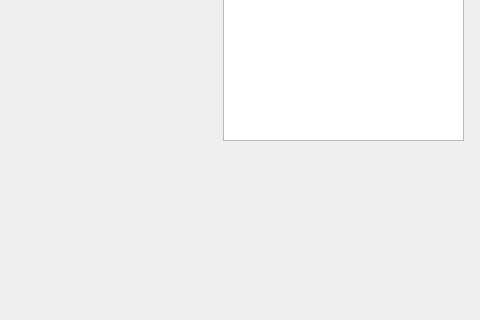
Above: mainwindow.ui from DMITRIYSNEGOV/universal_parser before the change; both pictures show x 517 to 997 and y 400 to 720 of the 997 by 720 pixel window. Below: the same form after it.
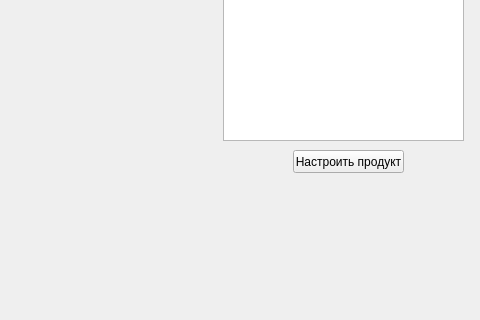
That is the form after the change.

Patch:
```diff
--- a/mainwindow.ui
+++ b/mainwindow.ui
@@ -259,6 +259,19 @@
      <string>Пагинация</string>
     </property>
    </widget>
+   <widget class="QPushButton" name="open_product_form">
+    <property name="geometry">
+     <rect>
+      <x>810</x>
+      <y>550</y>
+      <width>111</width>
+      <height>23</height>
+     </rect>
+    </property>
+    <property name="text">
+     <string>Настроить продукт</string>
+    </property>
+   </widget>
   </widget>
  </widget>
  <resources/>
```
